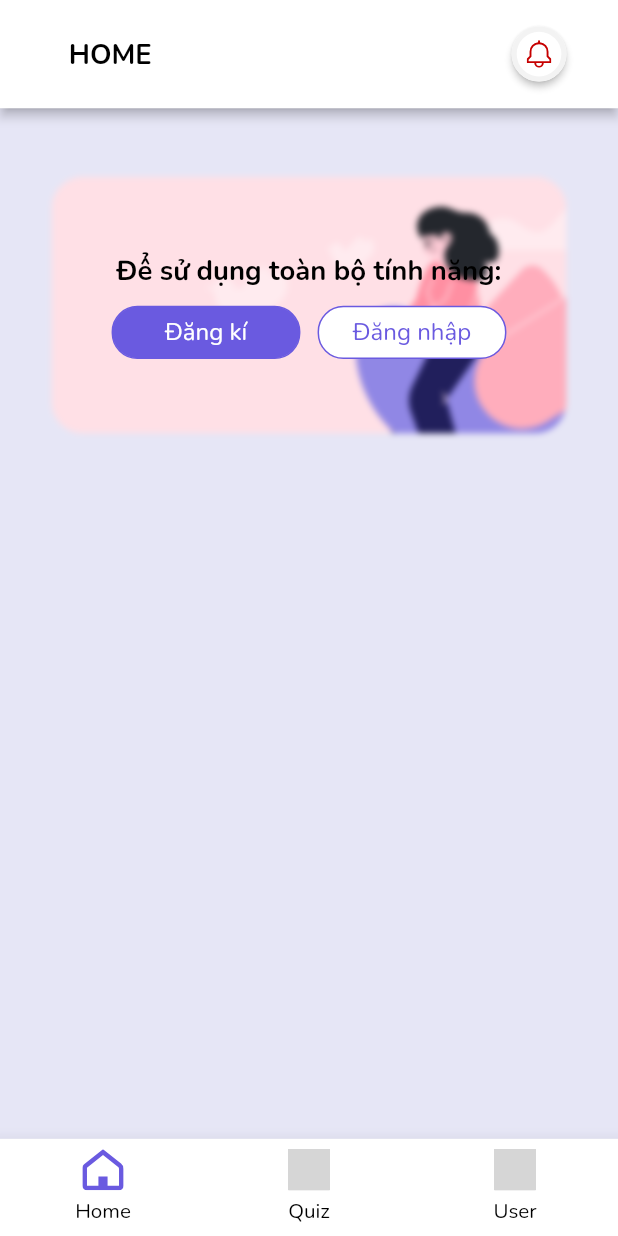
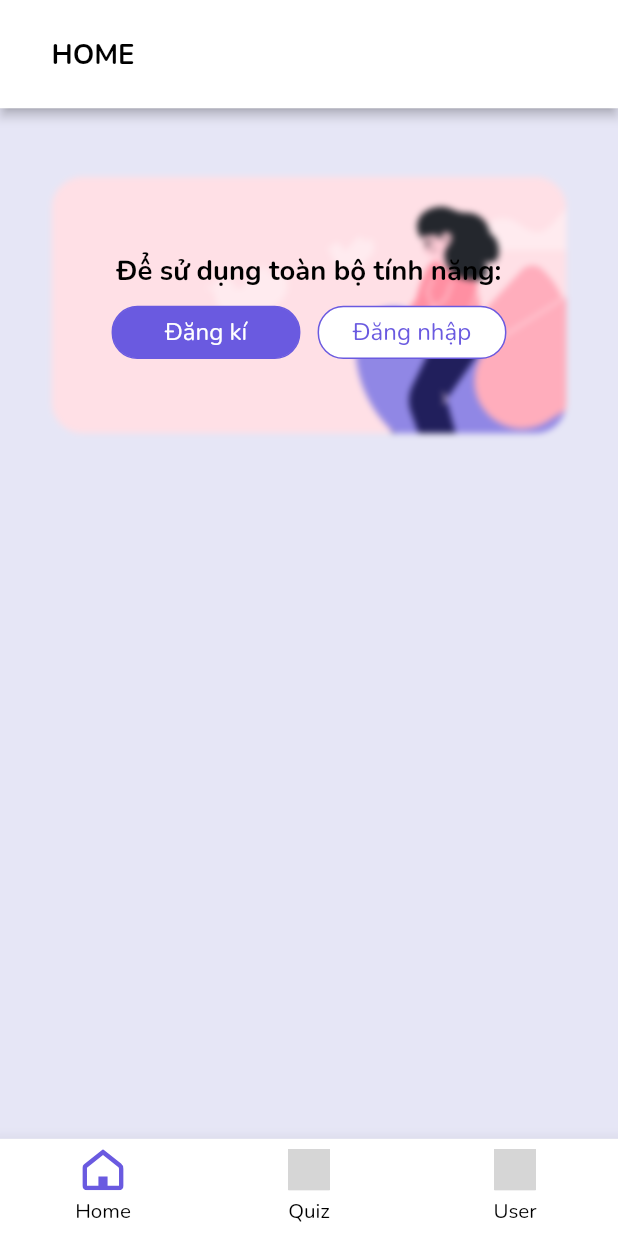
Before and after one commit to minhdang2803/hcmut-capstone-project, a Flutter app: the MainPage screen opened by its route, on a phone screen of 412 x 824 dp. Run offline on Flutter 3.47's test engine with Material 2 defaults, Android fonts, the phone set to English and light mode, and no system bars; drawn by our look-alikes of auto_size_text; our stand-ins replace assets_audio_player, bloc, cached_network_image, connectivity_plus, dio, equatable and 11 more; missing offline and left inert: simple_html_css; accounts and stored records are empty; project files that could hold a hidden picture were left out; grey boxes are pictures that could not be loaded.

Commit message:
fix : update ui

```diff
--- a/lib/presentation/pages/about_us/about_us.dart
+++ b/lib/presentation/pages/about_us/about_us.dart
@@ -14,11 +14,7 @@ class AboutUsPage extends StatelessWidget {
       body: Stack(
         children: [
           _buildBody(context),
-          const CVNAppBar(
-            label: 'About Us',
-            hasBackButton: true,
-            hasTrailing: true,
-          ),
+          const CVNAppBar(label: 'About Us'),
         ],
       ),
     );
--- a/lib/presentation/pages/main/main_page.dart
+++ b/lib/presentation/pages/main/main_page.dart
@@ -91,10 +91,11 @@ class _MainPageState extends State<MainPage> {
   }
 
   Widget _buildAppBar() {
-    return CVNAppBar(
+    return Builder(
+      builder: (ctx) => CVNAppBar(
         label: _getAppBarTitle(),
-      hasBackButton: _pageIndex != 0,
-      hasTrailing: true,
+        leading: _pageIndex == 0 ? const SizedBox() : null,
+        showNotificationAction: false,
         onBackButtonPress: () => _onPageSelected(0),
         onSearchButtonPress: _pageIndex != 1
             ? null
@@ -104,6 +105,7 @@ class _MainPageState extends State<MainPage> {
                   delegate: MonasterySearchDelegate(),
                 );
               },
+      ),
     );
   }
 
--- a/lib/presentation/routes/route_generator.dart
+++ b/lib/presentation/routes/route_generator.dart
@@ -4,6 +4,7 @@ import '../pages/about_us/about_us.dart';
 import '../pages/authentication/authentication_page.dart';
 import '../pages/game_quiz/game/startGame02_page.dart';
 import '../pages/game_quiz/game/game02_page.dart';
+import '../pages/notification/notifications_page.dart';
 import '../pages/welcome/welcome.dart';
 import '../pages/main/main_page.dart';
 import '../pages/profile/main/profile_page.dart';
@@ -28,12 +29,15 @@ class RouteGenerator {
       case RouteName.aboutUs:
         page = const AboutUsPage();
         break;
-
       case RouteName.start:
         page = const StartGame02();
         break;
       case RouteName.game:
         page = const GamePage();
+        break;
+      case RouteName.notifications:
+        page = const NotificationsPage();
+        break;
     }
 
     return _getPageRoute(page, settings);
--- a/lib/presentation/routes/route_name.dart
+++ b/lib/presentation/routes/route_name.dart
@@ -6,6 +6,7 @@ class RouteName {
   static const profile = '/profile';
   static const updateProfile = '/update_profile';
   static const aboutUs = '/about_us';
+  static const notifications = '/notifications';
 
   static const start = "/start";
   static const game = "/game";
--- a/lib/presentation/widgets/cvn_app_bar.dart
+++ b/lib/presentation/widgets/cvn_app_bar.dart
@@ -1,13 +1,8 @@
 import 'package:auto_size_text/auto_size_text.dart';
-import 'package:cached_network_image/cached_network_image.dart';
 import 'package:flutter/material.dart';
-import 'package:flutter_bloc/flutter_bloc.dart';
 import 'package:flutter_screenutil/flutter_screenutil.dart';
 import 'package:flutter_svg/svg.dart';
-import 'package:hive_flutter/adapters.dart';
 
-import '../../bloc/authentication/auth_cubit.dart';
-import '../routes/route_name.dart';
 import '../theme/app_color.dart';
 import '../theme/app_typography.dart';
 import 'circle_border_container.dart';
@@ -15,18 +10,18 @@ import 'circle_border_container.dart';
 class CVNAppBar extends StatelessWidget {
   const CVNAppBar({
     Key? key,
-    required this.label,
-    required this.hasBackButton,
-    required this.hasTrailing,
+    this.label,
     this.onBackButtonPress,
     this.onSearchButtonPress,
+    this.showNotificationAction = true,
+    this.leading,
   }) : super(key: key);
 
   final String? label;
-  final bool hasBackButton;
-  final bool hasTrailing;
   final VoidCallback? onBackButtonPress;
   final VoidCallback? onSearchButtonPress;
+  final bool showNotificationAction;
+  final Widget? leading;
 
   @override
   Widget build(BuildContext context) {
@@ -38,7 +33,11 @@ class CVNAppBar extends StatelessWidget {
         height: 63.r + topPadding,
         color: Colors.white,
         child: Padding(
-          padding: EdgeInsets.only(top: topPadding, right: 30.r, left: 30.r),
+          padding: EdgeInsets.only(
+            top: topPadding,
+            right: 30.r,
+            left: onBackButtonPress != null ? 20.r : 30.r,
+          ),
           child: Row(
             crossAxisAlignment: CrossAxisAlignment.center,
             children: [
@@ -71,8 +70,9 @@ class CVNAppBar extends StatelessWidget {
   }
 
   Widget _buildLeading(BuildContext context) {
-    return hasBackButton
-        ? CircleBorderContainer(
+    return leading != null
+        ? leading!
+        : CircleBorderContainer(
             radius: 28.r,
             elevation: null,
             borderColor: Colors.transparent,
@@ -84,33 +84,31 @@ class CVNAppBar extends StatelessWidget {
               Icons.arrow_back_ios_rounded,
               size: 16.r,
             ),
-          )
-        : const SizedBox();
+          );
   }
 
   Widget _buildNotificationIcon(BuildContext context) {
-    return hasTrailing
-        ? CircleBorderContainer(
+    return Visibility(
+      visible: showNotificationAction,
+      child: CircleBorderContainer(
         radius: 32.r,
         elevation: 2,
         borderColor: AppColor.iconBorder,
         borderWidth: 3.r,
-            onPressed: () {
-              // TODO: Implement Icon click
-            },
+        onPressed: () {},
         child: SvgPicture.asset(
           'assets/icons/ic_noti_default.svg',
           fit: BoxFit.contain,
           width: 16.r,
           height: 16.r,
         ),
-          )
-        : const SizedBox();
+      ),
+    );
   }
 
   Widget _buildSearchIcon(BuildContext context) {
     return Visibility(
-      visible: hasTrailing && (onSearchButtonPress != null),
+      visible: onSearchButtonPress != null,
       child: CircleBorderContainer(
         radius: 32.r,
         elevation: 2,
@@ -127,34 +125,4 @@ class CVNAppBar extends StatelessWidget {
       ),
     );
   }
-
-  Widget _buildUserProfileIcon(BuildContext context) {
-    final authCubit = BlocProvider.of<AuthCubit>(context);
-    return Visibility(
-      visible: hasTrailing,
-      child: CircleBorderContainer(
-        radius: 34.r,
-        borderColor: AppColor.primary,
-        borderWidth: 1,
-        onPressed: () {
-          Navigator.of(context).pushNamed(RouteName.updateProfile);
-        },
-        child: ValueListenableBuilder(
-          valueListenable: authCubit.getUserBox().listenable(),
-          builder: (ctx, Box userBox, child) {
-            final image = authCubit.getCurrentUser()?.photoUrl;
-            return CachedNetworkImage(
-              imageUrl: image ?? '',
-              fadeInDuration: const Duration(milliseconds: 350),
-              fit: BoxFit.cover,
-              errorWidget: (ctx, url, error) => Image.asset(
-                'assets/images/error_profile_image_holder.png',
-                fit: BoxFit.cover,
-              ),
-            );
-          },
-        ),
-      ),
-    );
 }
-}
```
Also changed, not shown: lib/presentation/pages/notification/components/notifications_content.dart (added, +13 -0 lines), lib/presentation/pages/notification/notifications_page.dart (added, +24 -0 lines), 3 other files. Lines whose indentation alone changed are shown as unchanged.
